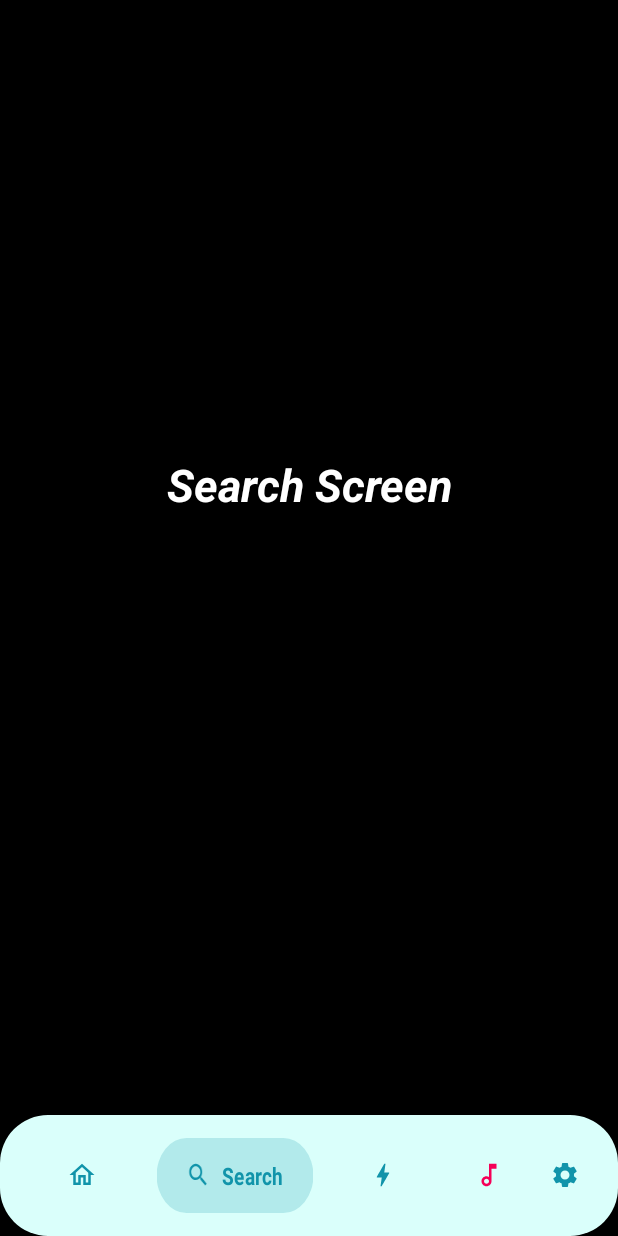
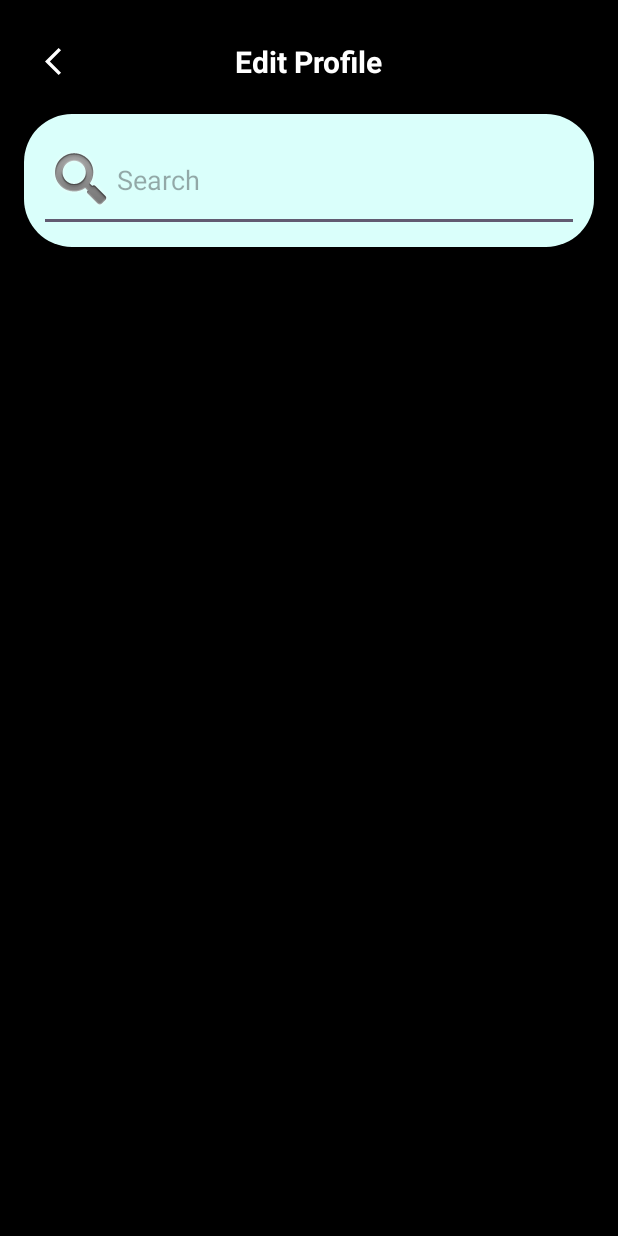
Before and after one commit to karthikpohane/SaltNPepper, an Android app: the screen it shows after launch once a user with an empty profile is signed in (MainActivity before the commit, search_pg after it), after a tap on an icon or button, on a phone screen of 412 x 824 dp. Run offline under Robolectric (Android 15) with nearby library versions, the phone set to English and light mode, and no system bars; our stand-ins replace Firebase (no records; nobody signed in at launch, a user with empty details on screens opened directly).

Commit message:
search-page

```diff
--- a/app/src/main/AndroidManifest.xml
+++ b/app/src/main/AndroidManifest.xml
@@ -21,6 +21,9 @@
         android:supportsRtl="true"
         android:theme="@style/Theme.Salt"
         tools:targetApi="31">
+        <activity
+            android:name=".search_pg"
+            android:exported="false" />
         <activity
             android:name=".RecordActivity"
             android:exported="false" />
--- a/app/src/main/java/com/example/salt/MainActivity.java
+++ b/app/src/main/java/com/example/salt/MainActivity.java
@@ -110,7 +110,9 @@ public class MainActivity extends AppCompatActivity {
                 if (selectedTab != 2) {
 
                     //Loading Fragments
-                    loadFragment(new searchFrag(),0);
+//                    loadFragment(new searchFrag(),0);
+                    Intent intent = new Intent(getApplicationContext(), search_pg.class);
+                    startActivity(intent);
 
                     //Text
                     homeTxt.setVisibility(View.GONE);
--- /dev/null
+++ b/app/src/main/java/com/example/salt/search_pg.java
@@ -0,0 +1,27 @@
+package com.example.salt;
+
+import android.os.Bundle;
+import android.widget.ArrayAdapter;
+import android.widget.AutoCompleteTextView;
+import androidx.appcompat.app.AppCompatActivity;
+
+public class search_pg extends AppCompatActivity {
+
+    private AutoCompleteTextView searchAutoCompleteTextView;
+    private String[] dummyData = {
+            "Apple", "Banana", "Cherry", "Date", "Fig", "Grape", "Kiwi",
+            "Lemon", "Mango", "Orange", "Pineapple", "Strawberry"
+    };
+
+    @Override
+    protected void onCreate(Bundle savedInstanceState) {
+        super.onCreate(savedInstanceState);
+        setContentView(R.layout.activity_search_pg);
+
+        searchAutoCompleteTextView = findViewById(R.id.searchAutoCompleteTextView);
+
+        ArrayAdapter<String> adapter = new ArrayAdapter<>(this,
+                android.R.layout.simple_dropdown_item_1line, dummyData);
+        searchAutoCompleteTextView.setAdapter(adapter);
+    }
+}
--- /dev/null
+++ b/app/src/main/res/layout/activity_search_pg.xml
@@ -0,0 +1,52 @@
+<?xml version="1.0" encoding="utf-8"?>
+<LinearLayout xmlns:android="http://schemas.android.com/apk/res/android"
+    xmlns:app="http://schemas.android.com/apk/res-auto"
+    xmlns:tools="http://schemas.android.com/tools"
+    android:layout_width="match_parent"
+    android:layout_height="match_parent"
+    android:orientation="vertical"
+    android:padding="16dp"
+    tools:context=".search_pg"
+    android:background="@color/black">
+
+    <RelativeLayout
+        android:layout_width="match_parent"
+        android:layout_height="wrap_content">
+
+        <ImageView
+            android:id="@+id/back_btn"
+            android:layout_width="50dp"
+            android:layout_height="50dp"
+            android:src="@drawable/arrow_back_i24"
+            android:padding="14dp"/>
+
+        <TextView
+            android:layout_width="wrap_content"
+            android:layout_height="wrap_content"
+            android:layout_centerInParent="true"
+            android:text="Edit Profile"
+            android:textColor="@color/white"
+            android:textSize="20sp"
+            android:textStyle="bold" />
+
+    </RelativeLayout>
+
+    <RelativeLayout
+        android:layout_marginTop="10dp"
+        android:layout_width="match_parent"
+        android:layout_height="wrap_content"
+        android:background="@drawable/rounded"
+        android:padding="10dp">
+
+        <AutoCompleteTextView
+            android:id="@+id/searchAutoCompleteTextView"
+            android:layout_width="match_parent"
+            android:layout_height="wrap_content"
+            android:hint="Search"
+            android:inputType="text"
+            android:maxLines="1"
+            android:drawableLeft="@android:drawable/ic_search_category_default" />
+
+    </RelativeLayout>
+
+</LinearLayout>
```
